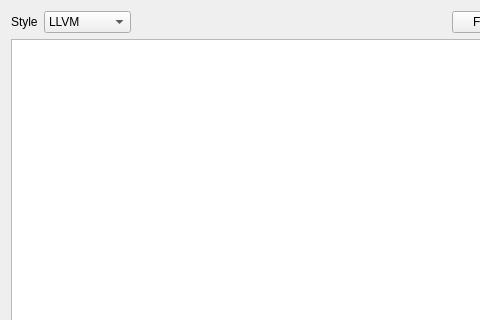
This is src/widgets/objectivecformatterwidget.ui in N1vn0vem8er/cutetoolbox as Qt 5 draws it before an edit; both pictures show x 0 to 480 and y 0 to 320 of the 727 by 620 pixel window. The edited form follows.
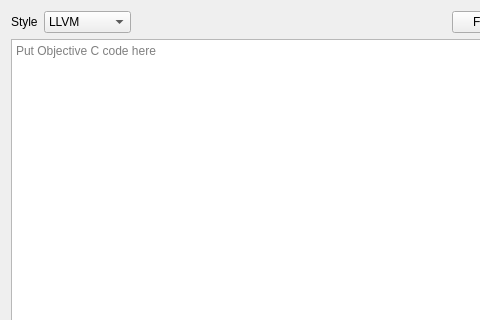
This is the edited form. Icons and pictures are not drawn. Custom widgets are drawn as their Qt base class.

Commit message: Added placeholder text

What changed in the file:
```diff
--- a/src/widgets/objectivecformatterwidget.ui
+++ b/src/widgets/objectivecformatterwidget.ui
@@ -145,7 +145,11 @@
     </layout>
    </item>
    <item>
-    <widget class="CodeEditor" name="codeEditor"/>
+    <widget class="CodeEditor" name="codeEditor">
+     <property name="placeholderText">
+      <string>Put Objective C code here</string>
+     </property>
+    </widget>
    </item>
   </layout>
  </widget>
```
The commit also changes 4 other files.
